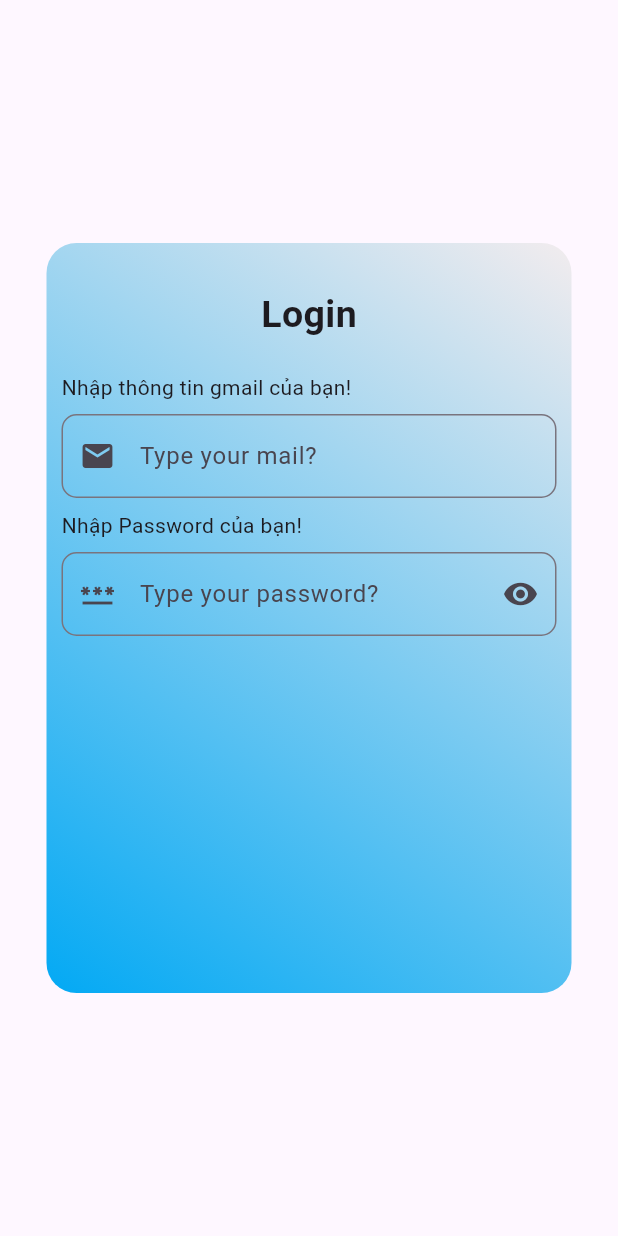
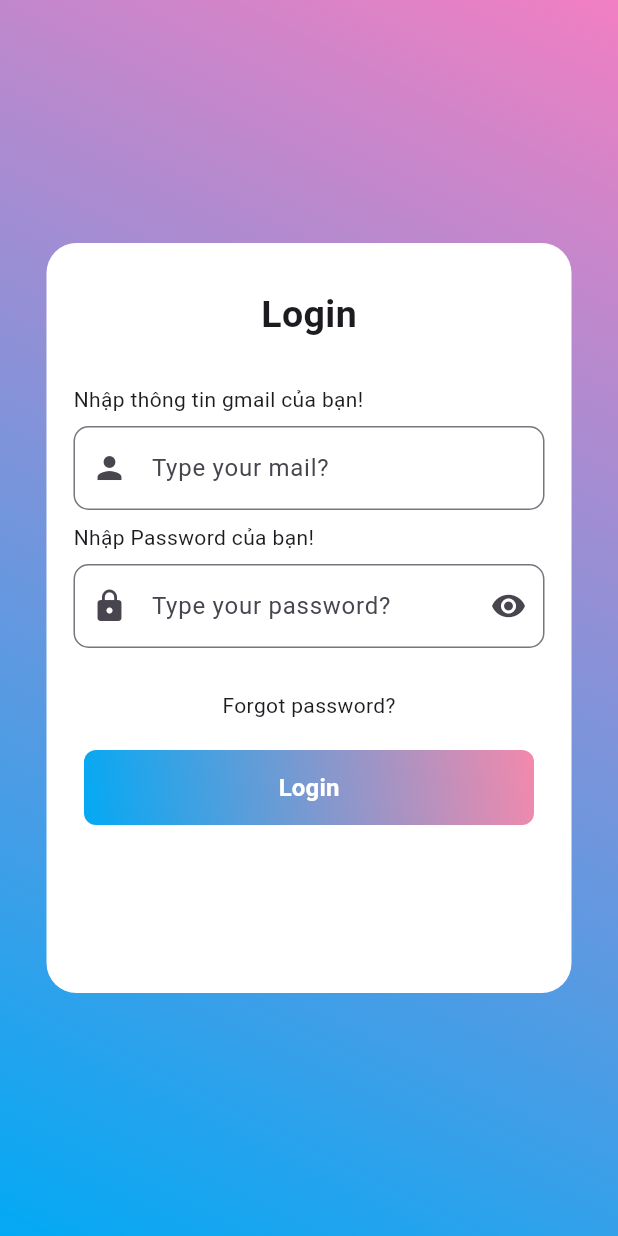
Before and after one commit to danpham04/flutter_review, a Flutter app: the Login screen opened by its route, on a phone screen of 412 x 824 dp. Run offline on Flutter 3.47's test engine with Material 3 defaults, Android fonts, the phone set to English and light mode, and no system bars; our stand-ins replace carousel_slider, connectivity_plus, dio, flutter_slidable, pretty_dio_logger, smooth_page_indicator; network calls fail.

Commit message:
adu update login

```diff
--- a/lib/global/app_routes.dart
+++ b/lib/global/app_routes.dart
@@ -25,8 +25,8 @@ class AppRoutes {
     switch (routeName) {
       case login:
         return const Login();
-      case homeScress:
-        return const HomeScress();
+      case homeScreens:
+        return const HomeScreens();
       case showInfor:
         return ShowInfor(showUser: arguments as UserModel);
       case createData:
@@ -41,8 +41,8 @@ class AppRoutes {
   }
 
   // define named Routes
-  static const String login = '/login';
-  static const String homeScress = '/';
+  static const String login = '/';
+  static const String homeScreens = '/home_screens';
   static const String showInfor = '/show_infor';
   static const String createData = '/create_data';
   static const String updateData = '/update_data';
--- a/lib/screens/home_screens/home/home.dart
+++ b/lib/screens/home_screens/home/home.dart
@@ -110,7 +110,7 @@ class _HomeState extends State<Home> {
                                                   onPressed: () async {
                                                     Navigator.of(context)
                                                         .pushNamed(AppRoutes
-                                                            .homeScress);
+                                                            .homeScreens);
                                                     await _providerHome
                                                         .deleteUser(
                                                             id: user.id,
--- a/lib/screens/home_screens/home/widget/create_user/create_infor.dart
+++ b/lib/screens/home_screens/home/widget/create_user/create_infor.dart
@@ -118,7 +118,7 @@ class _CreateInforState extends State<CreateInfor> {
     if (mounted) {
       showCustomMess(content: provider.messageCreate);
       if (success) {
-        await Navigator.of(context).pushNamed(AppRoutes.homeScress);
+        await Navigator.of(context).pushNamed(AppRoutes.homeScreens);
       }
     }
   }
--- a/lib/screens/home_screens/home/widget/edit_user/edit_user.dart
+++ b/lib/screens/home_screens/home/widget/edit_user/edit_user.dart
@@ -129,7 +129,7 @@ class _EditUserState extends State<EditUser> {
     if (mounted) {
       showCustomMess(content: provider.messageUpdate);
       if (success) {
-        await Navigator.of(context).pushNamed(AppRoutes.homeScress);
+        await Navigator.of(context).pushNamed(AppRoutes.homeScreens);
       }
     }
   }
--- a/lib/screens/home_screens/home/widget/show_infor.dart
+++ b/lib/screens/home_screens/home/widget/show_infor.dart
@@ -119,7 +119,7 @@ class ShowInfor extends StatelessWidget {
             TextButton(
               child: const Text('Delete'),
               onPressed: () {
-                Navigator.of(context).pushNamed(AppRoutes.homeScress);
+                Navigator.of(context).pushNamed(AppRoutes.homeScreens);
                 HomeServices().deleteData(showUser.id);
               },
             ),
--- a/lib/screens/home_screens/home_screens.dart
+++ b/lib/screens/home_screens/home_screens.dart
@@ -11,18 +11,18 @@ import 'package:flutter_review/screens/home_screens/widget/tabbar_home.dart';
 import 'package:flutter_review/widgets/app_bar_shared.dart';
 import 'package:provider/provider.dart';
 
-class HomeScress extends StatefulWidget {
-  const HomeScress({
+class HomeScreens extends StatefulWidget {
+  const HomeScreens({
     super.key,
     this.load = true,
   });
   final bool load;
 
   @override
-  State<HomeScress> createState() => _HomeScressState();
+  State<HomeScreens> createState() => _HomeScreensState();
 }
 
-class _HomeScressState extends State<HomeScress> {
+class _HomeScreensState extends State<HomeScreens> {
   late ProviderHome providerHome;
   @override
   void initState() {
--- a/lib/screens/home_screens/search_user/my_search.dart
+++ b/lib/screens/home_screens/search_user/my_search.dart
@@ -75,7 +75,7 @@ class _MySearchState extends State<MySearch> {
                     onPressed: () {
                       text = _controllerSearch.text;
                       if (text.isEmpty) {
-                        Navigator.of(context).pushNamed(AppRoutes.homeScress);
+                        Navigator.of(context).pushNamed(AppRoutes.homeScreens);
                       } else {
                         _controllerSearch.text = '';
                       }
--- a/lib/screens/login/login.dart
+++ b/lib/screens/login/login.dart
@@ -1,4 +1,5 @@
 import 'package:flutter/material.dart';
+import 'package:flutter_review/screens/login/widgets/button_login.dart';
 import 'package:flutter_review/screens/login/widgets/input_login.dart';
 import 'package:flutter_review/screens/login/widgets/text_login.dart';
 
@@ -14,18 +15,22 @@ class _LoginState extends State<Login> {
   Widget build(BuildContext context) {
     return Scaffold(
       resizeToAvoidBottomInset: false,
-      body: Center(
+      body: Container(
+        decoration: const BoxDecoration(
+          gradient: LinearGradient(
+              colors: [Colors.lightBlue, Color.fromARGB(255, 241, 127, 194)],
+              begin: Alignment.bottomLeft,
+              end: Alignment.topRight),
+        ),
+        child: Center(
           child: Container(
             padding: const EdgeInsets.only(left: 10, right: 10),
             // alignment: Alignment.center,
             width: 350,
             height: 500,
             decoration: BoxDecoration(
+              color: Colors.white,
               borderRadius: BorderRadius.circular(20),
-            gradient: const LinearGradient(
-                colors: [Colors.lightBlue, Color.fromARGB(255, 242, 236, 238)],
-                begin: Alignment.bottomLeft,
-                end: Alignment.topRight),
             ),
             child: const Column(
               children: [
@@ -41,7 +46,13 @@ class _LoginState extends State<Login> {
                   ),
                 ),
                 InputLogin(),
+                Padding(
+                  padding: EdgeInsets.only(top: 20),
+                  child: Text('Forgot password?'),
+                ),
+                ButtonLogin(),
               ],
+            ),
           ),
         ),
       ),
--- /dev/null
+++ b/lib/screens/login/widgets/button_login.dart
@@ -0,0 +1,45 @@
+import 'package:flutter/material.dart';
+import 'package:flutter_review/global/app_routes.dart';
+
+class ButtonLogin extends StatelessWidget {
+  const ButtonLogin({super.key});
+
+  @override
+  Widget build(BuildContext context) {
+    return Padding(
+      padding: const EdgeInsets.only(top: 20.0),
+      child: Container(
+        width: 300,
+        height: 50,
+        decoration: const BoxDecoration(
+            gradient: LinearGradient(
+                colors: [Colors.lightBlue, Color.fromARGB(255, 243, 137, 172)],
+                begin: Alignment.bottomLeft,
+                end: Alignment.topRight),
+            borderRadius: BorderRadius.all(Radius.circular(8))),
+        child: ElevatedButton(
+          style: ElevatedButton.styleFrom(
+              backgroundColor: Colors.transparent,
+              shadowColor: Colors.transparent,
+              shape: RoundedRectangleBorder(
+                  borderRadius: BorderRadius.circular(0))),
+          onPressed: () {
+            Navigator.pushNamed(context, AppRoutes.homeScreens);
+          },
+          child: const Padding(
+            padding: EdgeInsets.only(top: 8, bottom: 8),
+            child: Center(
+                child: Text(
+              'Login',
+              style: TextStyle(
+                color: Colors.white,
+                fontSize: 16,
+                fontWeight: FontWeight.bold,
+              ),
+            )),
+          ),
+        ),
+      ),
+    );
+  }
+}
--- a/lib/screens/login/widgets/input_login.dart
+++ b/lib/screens/login/widgets/input_login.dart
@@ -17,7 +17,9 @@ class _InputLoginState extends State<InputLogin> {
 
   @override
   Widget build(BuildContext context) {
-    return Column(
+    return Padding(
+      padding: const EdgeInsets.all(8.0),
+      child: Column(
         crossAxisAlignment: CrossAxisAlignment.start,
         children: [
           const Padding(
@@ -27,7 +29,7 @@ class _InputLoginState extends State<InputLogin> {
           TextFormField(
             decoration: const InputDecoration(
               hintText: "Type your mail?",
-            prefixIcon: Icon(Icons.mail),
+              prefixIcon: Icon(Icons.person),
               border: OutlineInputBorder(
                 borderRadius: BorderRadius.all(
                   Radius.circular(10),
@@ -43,9 +45,10 @@ class _InputLoginState extends State<InputLogin> {
             obscureText: showPassword,
             decoration: InputDecoration(
               hintText: "Type your password?",
-            prefixIcon: const Icon(Icons.password),
+              prefixIcon: const Icon(Icons.lock),
               suffixIcon: IconButton(
-              icon: Icon(showPassword ? Icons.remove_red_eye : Icons.lock),
+                icon: Icon(
+                    showPassword ? Icons.visibility : Icons.visibility_off),
                 onPressed: () {
                   setState(() {
                     showPassword = !showPassword;
@@ -60,6 +63,7 @@ class _InputLoginState extends State<InputLogin> {
             ),
           )
         ],
+      ),
     );
   }
 }
--- a/pubspec.yaml
+++ b/pubspec.yaml
@@ -50,6 +50,7 @@ dependencies:
   pretty_dio_logger: ^1.3.1
   provider: ^6.1.2
   connectivity_plus: ^6.0.4
+  shared_preferences: ^2.3.1
 
 dev_dependencies:
   flutter_test:
```
Also changed, not shown: pubspec.lock. Lines whose indentation alone changed are shown as unchanged.
